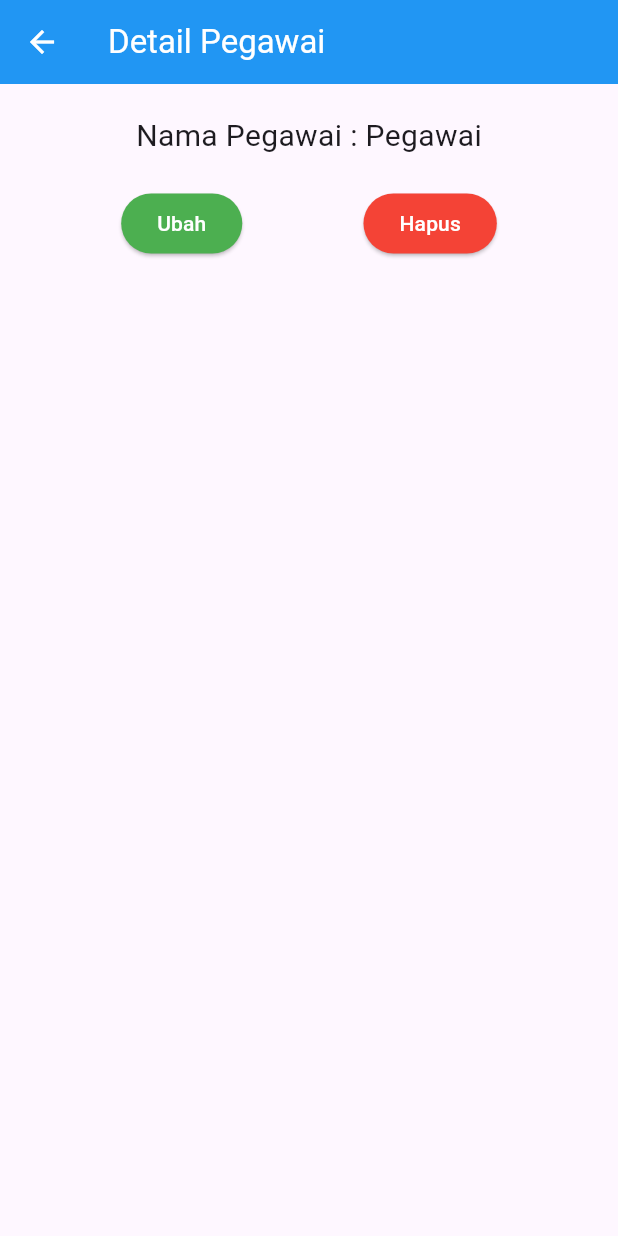
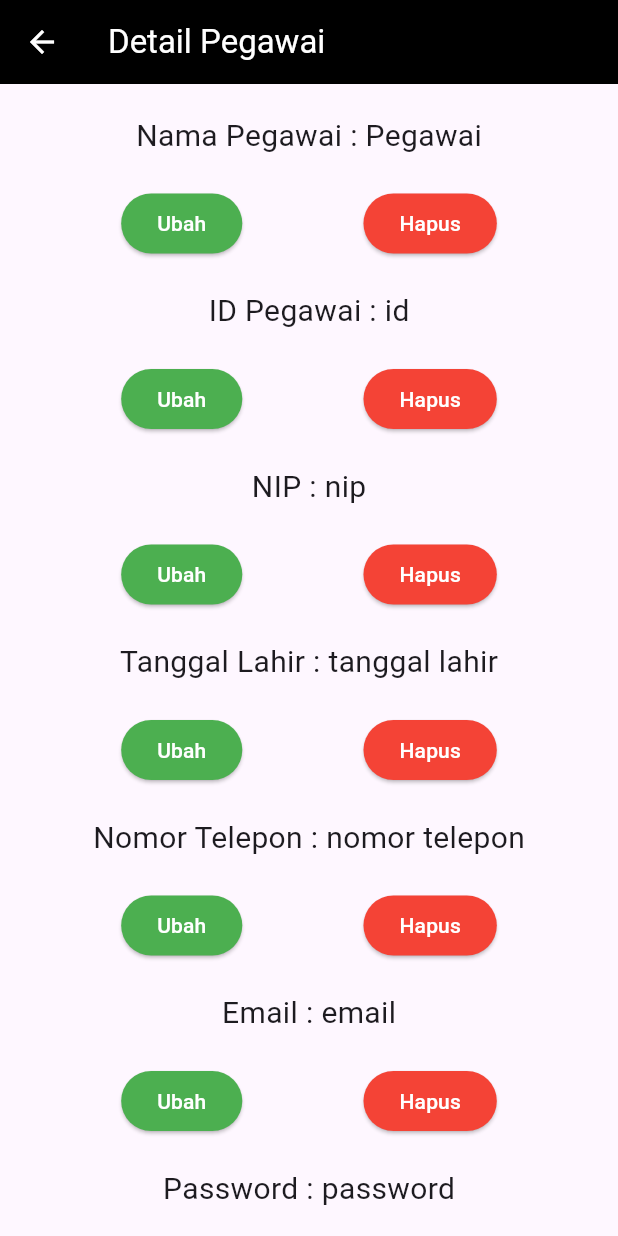
Before and after one commit to FaizalPrioTSN/MobileProgrammingSem4, a Flutter app: the PegawaiPage screen opened directly, after a tap on "Pegawai", on a phone screen of 412 x 824 dp. Run offline on Flutter 3.47's test engine with Material 3 defaults, Android fonts, the phone set to English and light mode, and no system bars; our stand-ins replace dio, shared_preferences; accounts and stored records are empty; network calls fail.

Commit message:
Tugas_Ke9

```diff
--- a/klinik_app/lib/model/poli.dart
+++ b/klinik_app/lib/model/poli.dart
@@ -3,4 +3,9 @@ class Poli {
   String namaPoli;
 
   Poli({this.id, required this.namaPoli});
+
+  factory Poli.fromJson(Map<String, dynamic> json) =>
+      Poli(id: json["id"], namaPoli: json["nama_poli"]);
+
+  Map<String, dynamic> toJson() => {"nama_poli": namaPoli};
 }
--- a/klinik_app/lib/ui/pegawai_detail.dart
+++ b/klinik_app/lib/ui/pegawai_detail.dart
@@ -1,4 +1,5 @@
 import 'package:flutter/material.dart';
+import 'pegawai_page.dart';
 import 'pegawai_update_form.dart';
 import '../model/pegawai.dart';
 
@@ -6,6 +7,7 @@ class PegawaiDetail extends StatefulWidget {
   final Pegawai pegawai;
 
   const PegawaiDetail({super.key, required this.pegawai});
+
   @override
   State<PegawaiDetail> createState() => _PegawaiDetailState();
 }
@@ -20,6 +22,84 @@ class _PegawaiDetailState extends State<PegawaiDetail> {
           SizedBox(height: 20),
           Text(
             "Nama Pegawai : ${widget.pegawai.namaPegawai}",
+            style: TextStyle(fontSize: 20),
+          ),
+          SizedBox(height: 20),
+          Row(
+            mainAxisAlignment: MainAxisAlignment.spaceEvenly,
+            children: [
+              _tombolUbah(),
+              _tombolHapus(),
+            ],
+          ),
+          SizedBox(height: 20),
+          Text(
+            "ID Pegawai : ${widget.pegawai.idPegawai}",
+            style: TextStyle(fontSize: 20),
+          ),
+          SizedBox(height: 20),
+          Row(
+            mainAxisAlignment: MainAxisAlignment.spaceEvenly,
+            children: [
+              _tombolUbah(),
+              _tombolHapus(),
+            ],
+          ),
+          SizedBox(height: 20),
+          Text(
+            "NIP : ${widget.pegawai.nip}",
+            style: TextStyle(fontSize: 20),
+          ),
+          SizedBox(height: 20),
+          Row(
+            mainAxisAlignment: MainAxisAlignment.spaceEvenly,
+            children: [
+              _tombolUbah(),
+              _tombolHapus(),
+            ],
+          ),
+          SizedBox(height: 20),
+          Text(
+            "Tanggal Lahir : ${widget.pegawai.tanggal_lahir}",
+            style: TextStyle(fontSize: 20),
+          ),
+          SizedBox(height: 20),
+          Row(
+            mainAxisAlignment: MainAxisAlignment.spaceEvenly,
+            children: [
+              _tombolUbah(),
+              _tombolHapus(),
+            ],
+          ),
+          SizedBox(height: 20),
+          Text(
+            "Nomor Telepon : ${widget.pegawai.nomor_telepon}",
+            style: TextStyle(fontSize: 20),
+          ),
+          SizedBox(height: 20),
+          Row(
+            mainAxisAlignment: MainAxisAlignment.spaceEvenly,
+            children: [
+              _tombolUbah(),
+              _tombolHapus(),
+            ],
+          ),
+          SizedBox(height: 20),
+          Text(
+            "Email : ${widget.pegawai.email}",
+            style: TextStyle(fontSize: 20),
+          ),
+          SizedBox(height: 20),
+          Row(
+            mainAxisAlignment: MainAxisAlignment.spaceEvenly,
+            children: [
+              _tombolUbah(),
+              _tombolHapus(),
+            ],
+          ),
+          SizedBox(height: 20),
+          Text(
+            "Password : ${widget.pegawai.password}",
             style: TextStyle(fontSize: 20),
           ),
           SizedBox(height: 20),
@@ -48,10 +128,35 @@ class _PegawaiDetailState extends State<PegawaiDetail> {
         child: const Text("Ubah", style: TextStyle(color: Colors.white)));
   }
 
-  _tombolHapus() {
-    return ElevatedButton(
-        onPressed: () {},
+   _tombolHapus() {
+      return ElevatedButton(
+      onPressed: () {
+        AlertDialog alertDialog = AlertDialog(
+        content: const Text("Yakin ingin menghapus data ini?"),
+        actions: [
+        // tombol ya
+          ElevatedButton(
+          onPressed: () {
+          Navigator.pop(context);
+          Navigator.pushReplacement(context,
+          MaterialPageRoute(builder: (context) => PegawaiPage()));
+          },
+        child: const Text("YA", style: TextStyle(color: Colors.white)),
         style: ElevatedButton.styleFrom(backgroundColor: Colors.red),
-        child: const Text("Hapus", style: TextStyle(color: Colors.white)));
+        ),
+        // tombol batal
+        ElevatedButton(
+        onPressed: () {
+        Navigator.pop(context);
+      },
+        child: Text("Tidak", style: TextStyle(color: Colors.white)),
+      style: ElevatedButton.styleFrom(backgroundColor: Colors.green),
+      )
+    ],
+  );
+      showDialog(context: context, builder: (context) => alertDialog);
+      },
+      style: ElevatedButton.styleFrom(backgroundColor: Colors.red),
+      child: const Text("Hapus", style: TextStyle(color: Colors.white)));
+    }
   }
-}
--- a/klinik_app/lib/ui/pegawai_page.dart
+++ b/klinik_app/lib/ui/pegawai_page.dart
@@ -1,4 +1,5 @@
 import 'package:flutter/material.dart';
+import '../widget/sidebar.dart';
 import '../model/pegawai.dart';
 import 'pegawai_detail.dart';
 import 'pegawai_item.dart';
@@ -15,14 +16,15 @@ class _PegawaiPageState extends State<PegawaiPage> {
   @override
   Widget build(BuildContext context) {
     return Scaffold(
+      drawer: Sidebar(),
         appBar: AppBar(
-        title: const Text("Data RS", style: TextStyle(color: Colors.white)),
+        title: const Text("Data Pegawai", style: TextStyle(color: Colors.white)),
         actions: [
         GestureDetector(
         child: const Icon(Icons.add),
         onTap: () {
-              Navigator.push(context,
-                  MaterialPageRoute(builder: (context) => PegawaiForm()));
+        Navigator.push(
+        context, MaterialPageRoute(builder: (context) => PegawaiForm()));
         },
       )
     ],
--- a/klinik_app/pubspec.yaml
+++ b/klinik_app/pubspec.yaml
@@ -35,6 +35,9 @@ dependencies:
   # The following adds the Cupertino Icons font to your application.
   # Use with the CupertinoIcons class for iOS style icons.
   cupertino_icons: ^1.0.6
+  dio: ^4.0.6
+  shared_preferences: ^2.0.15
+  http: ^1.2.1
 
 dev_dependencies:
   flutter_test:
```
Also changed, not shown: klinik_app/lib/helpers/api_client.dart (added, +45 -0 lines), klinik_app/lib/helpers/user_info.dart (added, +42 -0 lines), klinik_app/lib/main.dart (+12 -16 lines), klinik_app/lib/service/login_service.dart (added, +14 -0 lines), klinik_app/lib/service/poli_service.dart (added, +39 -0 lines), klinik_app/lib/ui/login.dart (+32 -3 lines), klinik_app/lib/ui/poli_detail.dart (+51 -23 lines), klinik_app/lib/ui/poli_form.dart (+12 -9 lines), klinik_app/lib/ui/poli_page.dart (+36 -14 lines), klinik_app/lib/ui/poli_update_form.dart (+22 -12 lines), klinik_app/lib/widget/sidebar.dart (+9 -10 lines), klinik_app/pubspec.lock, 1 other file. Lines whose indentation alone changed are shown as unchanged.
